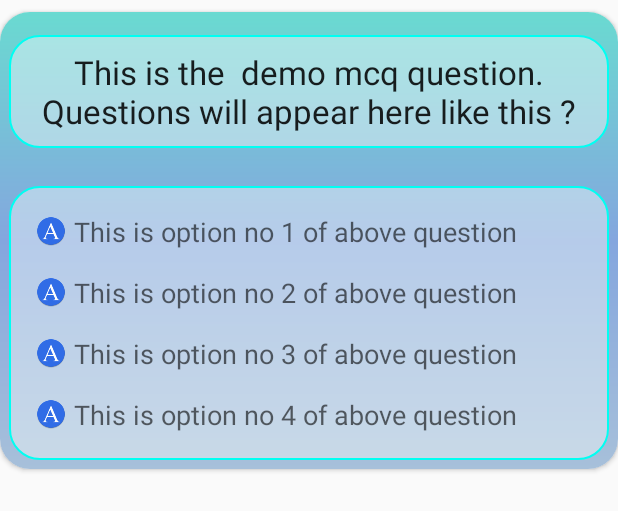
After one commit to Akshay090/IdealTech, an Android app: the layout mcq_view_holder.xml on its own in the app's theme, with its tools: preview values and no code run, on a phone screen of 412 x 824 dp. The commit adds this screen. Shown: the top 511 px of the screen. Run offline under Robolectric (Android 15) with nearby library versions, the phone set to English and light mode, and no system bars.

Commit message:
mcq functions added
Signed-off-by: Akshay090 <aks28id@gmail.com>

Took 5 hours 21 minutes

```diff
--- a/app/src/main/java/com/theandroidprojects/idealtech/Common/Common.java
+++ b/app/src/main/java/com/theandroidprojects/idealtech/Common/Common.java
@@ -9,5 +9,7 @@ public class Common {
 
     public static final String Job_tbl = "Job";
 
+    public static final String MCQ_tbl = "MCQ";
+
 
 }
--- a/app/src/main/java/com/theandroidprojects/idealtech/Fragment/studyFragment.java
+++ b/app/src/main/java/com/theandroidprojects/idealtech/Fragment/studyFragment.java
@@ -88,6 +88,7 @@ public class StudyFragment extends Fragment {
                         bundle.putString("CATEGORY_ID",url);
 
                         AppCompatActivity activity = (AppCompatActivity) v.getContext();
+
                         SubCategoryFragment subCategoryFragment = new SubCategoryFragment();
                         subCategoryFragment.setArguments(bundle);
 
--- /dev/null
+++ b/app/src/main/res/drawable/custom_border.xml
@@ -0,0 +1,13 @@
+<?xml version="1.0" encoding="UTF-8"?>
+<shape xmlns:android="http://schemas.android.com/apk/res/android" android:shape="rectangle">
+    <corners android:radius="20dp"/>
+    <padding android:left="10dp"
+        android:right="10dp"
+        android:top="10dp"
+        android:bottom="10dp"/>
+
+    <stroke android:width="1dp"
+        android:color="#00fff2"/>
+
+    <solid android:color="#75f0f7f7" />
+</shape>
--- /dev/null
+++ b/app/src/main/res/drawable/mcq_gradient.xml
@@ -0,0 +1,9 @@
+<?xml version="1.0" encoding="utf-8"?>
+<shape xmlns:android="http://schemas.android.com/apk/res/android">
+    <gradient
+        android:type="linear"
+        android:angle="270"
+        android:startColor="#6adad1"
+        android:centerColor="#84a6de"
+        android:endColor="#a7c0da" />
+</shape>
--- a/app/src/main/res/layout/job_view_h_layout.xml
+++ b/app/src/main/res/layout/job_view_h_layout.xml
@@ -31,7 +31,7 @@
             android:layout_width="wrap_content"
             android:layout_height="wrap_content"
             android:text="Job Title def"
-            android:textSize="27sp"
+            android:textSize="20sp"
             android:textStyle="bold" />
 
 
--- /dev/null
+++ b/app/src/main/res/layout/mcq_view_holder.xml
@@ -0,0 +1,152 @@
+<?xml version="1.0" encoding="utf-8"?>
+<android.support.v7.widget.CardView xmlns:android="http://schemas.android.com/apk/res/android"
+    android:layout_width="match_parent"
+    android:layout_height="wrap_content"
+    xmlns:app="http://schemas.android.com/apk/res-auto"
+    android:orientation="vertical"
+    app:cardCornerRadius="20dp"
+    android:elevation="8dp"
+    android:layout_marginTop="8dp"
+    android:layout_marginBottom="8dp"
+    >
+
+
+    <LinearLayout
+        android:layout_width="match_parent"
+        android:layout_height="wrap_content"
+        android:orientation="vertical"
+        android:background="@drawable/mcq_gradient">
+
+        <TextView
+            android:id="@+id/mcq_question"
+            android:layout_width="match_parent"
+            android:layout_height="wrap_content"
+            android:text="This is the  demo mcq question. Questions will appear here like this ?"
+            android:layout_marginTop="15dp"
+            android:layout_marginRight="6dp"
+            android:layout_marginLeft="6dp"
+            android:textAppearance="@style/Base.TextAppearance.AppCompat.Large"
+            android:typeface="sans"
+            android:gravity="center_horizontal"
+            android:background="@drawable/custom_border"
+            />
+
+
+        <LinearLayout
+
+            android:layout_width="match_parent"
+            android:layout_height="wrap_content"
+            android:layout_centerVertical="true"
+
+            android:orientation="vertical"
+            android:layout_marginLeft="6dp"
+            android:layout_marginRight="6dp"
+            android:layout_marginTop="25dp"
+            android:layout_marginBottom="6dp"
+            android:background="@drawable/custom_border"
+            >
+
+            <LinearLayout
+                android:id="@+id/mcq_opt_1_ll"
+                android:layout_width="match_parent"
+                android:layout_height="wrap_content"
+                android:layout_margin="8dp"
+                android:gravity="center_horizontal"
+                android:orientation="horizontal"
+                >
+
+                <ImageView
+                    android:layout_width="20dp"
+                    android:layout_height="20dp"
+                    android:layout_gravity="center_vertical"
+                    android:layout_marginRight="5dp"
+                    android:src="@mipmap/ic_mcq_a" />
+
+                <TextView
+                    android:id="@+id/mcq_opt_1_txt"
+                    android:layout_width="match_parent"
+                    android:layout_height="wrap_content"
+                    android:layout_gravity="center_vertical"
+                    android:text="This is option no 1 of above question"
+
+                    android:textAppearance="@style/Base.TextAppearance.AppCompat.Medium" />
+            </LinearLayout>
+
+            <LinearLayout
+                android:id="@+id/mcq_opt_2_ll"
+                android:layout_width="match_parent"
+                android:layout_height="wrap_content"
+                android:layout_margin="8dp"
+                android:orientation="horizontal">
+
+                <ImageView
+                    android:layout_width="20dp"
+                    android:layout_height="20dp"
+                    android:layout_gravity="center_vertical"
+                    android:layout_marginRight="5dp"
+                    android:src="@mipmap/ic_mcq_a" />
+
+                <TextView
+                    android:id="@+id/mcq_opt_2_txt"
+                    android:layout_width="match_parent"
+                    android:layout_height="wrap_content"
+                    android:layout_gravity="center_vertical"
+                    android:text="This is option no 2 of above question"
+                    android:textAppearance="@style/Base.TextAppearance.AppCompat.Medium" />
+            </LinearLayout>
+
+            <LinearLayout
+                android:id="@+id/mcq_opt_3_ll"
+                android:layout_width="match_parent"
+                android:layout_height="wrap_content"
+                android:layout_margin="8dp"
+                android:orientation="horizontal">
+
+                <ImageView
+                    android:layout_width="20dp"
+                    android:layout_height="20dp"
+                    android:layout_gravity="center_vertical"
+                    android:layout_marginRight="5dp"
+                    android:src="@mipmap/ic_mcq_a" />
+
+                <TextView
+                    android:id="@+id/mcq_opt_3_txt"
+                    android:layout_width="match_parent"
+                    android:layout_height="wrap_content"
+                    android:layout_gravity="center_vertical"
+                    android:text="This is option no 3 of above question"
+                    android:textAppearance="@style/Base.TextAppearance.AppCompat.Medium" />
+            </LinearLayout>
+
+            <LinearLayout
+                android:id="@+id/mcq_opt_4_ll"
+                android:layout_width="match_parent"
+                android:layout_height="wrap_content"
+                android:layout_margin="8dp"
+                android:orientation="horizontal">
+
+                <ImageView
+                    android:layout_width="20dp"
+                    android:layout_height="20dp"
+                    android:layout_gravity="center_vertical"
+                    android:layout_marginRight="5dp"
+                    android:src="@mipmap/ic_mcq_a" />
+
+                <TextView
+                    android:id="@+id/mcq_opt_4_txt"
+                    android:layout_width="match_parent"
+                    android:layout_height="wrap_content"
+                    android:layout_gravity="center_vertical"
+                    android:text="This is option no 4 of above question"
+                    android:textAppearance="@style/Base.TextAppearance.AppCompat.Medium" />
+            </LinearLayout>
+
+        </LinearLayout>
+
+
+    </LinearLayout>
+
+
+
+
+</android.support.v7.widget.CardView>
```
Also changed, not shown: app/src/main/java/com/theandroidprojects/idealtech/Fragment/MCQFragment.java (added, +241 -0 lines), app/src/main/java/com/theandroidprojects/idealtech/Fragment/SubCategoryFragment.java (+14 -7 lines), app/src/main/java/com/theandroidprojects/idealtech/ViewHolders/mcqViewHolder.java (added, +52 -0 lines), app/src/main/java/com/theandroidprojects/idealtech/model/mcq.java (added, +77 -0 lines), app/src/main/java/com/theandroidprojects/idealtech/model/subCategory.java (+6 -6 lines), app/src/main/res/drawable/custom_mcq_clicked.xml (added, +12 -0 lines), app/src/main/res/layout/mcq_layout.xml (added, +13 -0 lines), app/src/main/ic_mcq_a-web.png (added), app/src/main/res/mipmap-hdpi/ic_mcq_a.png (added), app/src/main/res/mipmap-mdpi/ic_mcq_a.png (added), app/src/main/res/mipmap-xhdpi/ic_mcq_a.png (added), app/src/main/res/mipmap-xxhdpi/ic_mcq_a.png (added), app/src/main/res/mipmap-xxxhdpi/ic_mcq_a.png (added).
